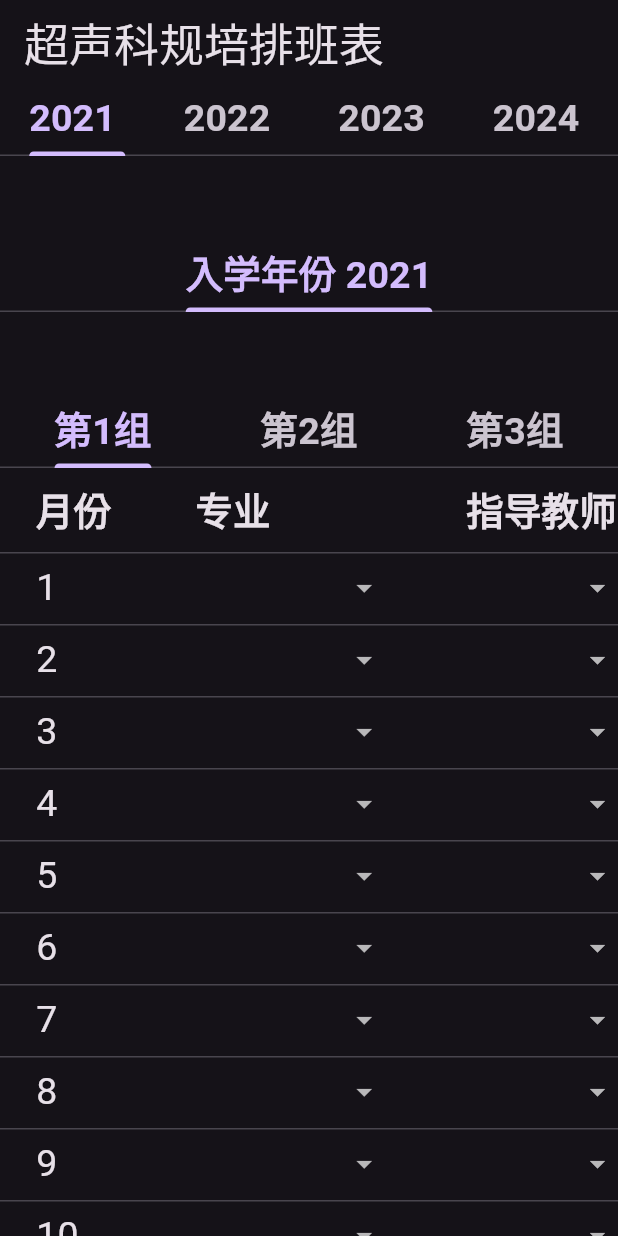
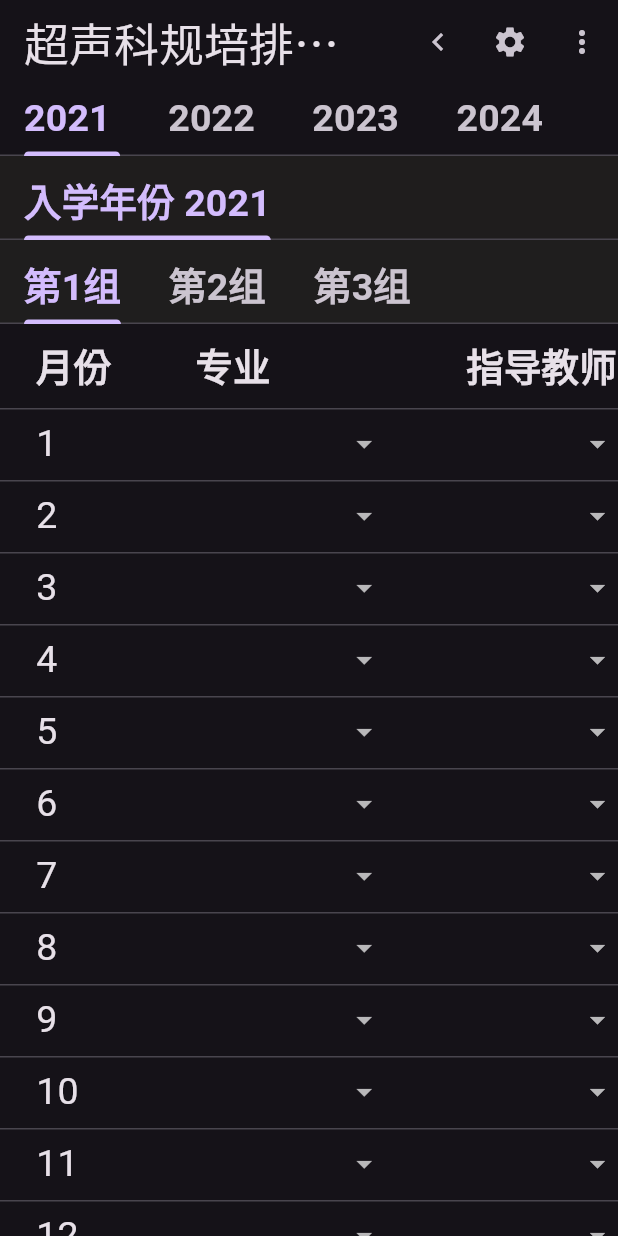
Before and after one commit to xinxinxin312/schedule_flutter, a Flutter app: the screen it shows after launch, on a phone screen of 412 x 824 dp. Run offline on Flutter 3.47's test engine with Material 3 defaults, Android fonts, the phone set to English and light mode, and no system bars; our stand-ins replace hive, hive_flutter; accounts and stored records are empty.

Commit message:
reorgnized the files and changed the UI a little bit

```diff
--- /dev/null
+++ b/lib/app_bar.dart
@@ -0,0 +1,55 @@
+import 'package:flutter/material.dart';
+
+class MyAppBar extends AppBar implements PreferredSizeWidget {
+  MyAppBar({super.key, super.title, super.bottom})
+      : super(
+          actions: [
+            IconButton(
+              icon: const Icon(
+                  Icons.navigate_before), // come back from settings page
+              onPressed: () {
+                // Navigation button pressed
+                // Implement your navigation logic here
+                //TODO
+              },
+            ),
+            IconButton(
+              icon: const Icon(Icons.settings),
+              onPressed: () {
+                // Settings button pressed
+                // Implement your settings logic here
+                //TODO
+              },
+            ),
+            // Modified export dropdown button
+            const ExportPopupMenuButton(),
+          ],
+        );
+}
+class ExportPopupMenuButton extends StatelessWidget {
+  const ExportPopupMenuButton({super.key});
+
+  @override
+  Widget build(BuildContext context) {
+    return PopupMenuButton<String>(
+      itemBuilder: (BuildContext context) => <PopupMenuEntry<String>>[
+        const PopupMenuItem<String>(
+          value: 'export',
+          child: Text('Export'),
+        ),
+        const PopupMenuItem<String>(
+          value: 'export_all',
+          child: Text('Export All'),
+        ),
+      ],
+      onSelected: (String value) {
+        // Handle export actions
+        if (value == 'export') {
+          // Implement export logic for single item
+        } else if (value == 'export_all') {
+          // Implement export logic for all items
+        }
+      },
+    );
+  }
+}
--- a/lib/database.dart
+++ b/lib/database.dart
@@ -1,6 +1,7 @@
-import 'package:scheduling/group.dart';
+import 'package:scheduling/models/group.dart';
 // import 'package:scheduling/student.dart';
-import 'package:scheduling/teacher.dart';
+import 'package:scheduling/models/teacher.dart';
+import 'package:scheduling/models/subject.dart';
 
 class Database {
   // static List<Student> students = [
--- a/lib/main.dart
+++ b/lib/main.dart
@@ -1,9 +1,8 @@
 import 'package:flutter/material.dart';
 import 'package:hive_flutter/hive_flutter.dart';
 import 'package:scheduling/database.dart';
-import 'package:scheduling/group.dart';
-
-import 'tab_view.dart';
+import 'package:scheduling/models/group.dart';
+import 'package:scheduling/screens/home_screen.dart';
 
 void main() async {
   await Hive.initFlutter();
@@ -16,7 +15,6 @@ void main() async {
       await Hive.openBox<String>("$year${groupId}teacherBox");
     }
   }
-
   runApp(const MyApp());
 }
 
@@ -27,23 +25,9 @@ class MyApp extends StatelessWidget {
   @override
   Widget build(BuildContext context) {
     return MaterialApp(
+      debugShowCheckedModeBanner: false,
       title: 'Flutter Demo',
       theme: ThemeData(
-        // This is the theme of your application.
-        //
-        // TRY THIS: Try running your application with "flutter run". You'll see
-        // the application has a purple toolbar. Then, without quitting the app,
-        // try changing the seedColor in the colorScheme below to Colors.green
-        // and then invoke "hot reload" (save your changes or press the "hot
-        // reload" button in a Flutter-supported IDE, or press "r" if you used
-        // the command line to start the app).
-        //
-        // Notice that the counter didn't reset back to zero; the application
-        // state is not lost during the reload. To reset the state, use hot
-        // restart instead.
-        //
-        // This works for code too, not just values: Most code changes can be
-        // tested with just a hot reload.
         colorScheme: ColorScheme.fromSeed(
           seedColor: Colors.deepPurple,
           brightness: Brightness.dark,
@@ -71,7 +55,7 @@ class MyApp extends StatelessWidget {
         ),
         useMaterial3: true,
       ),
-      home: const TabByYear(),
+      home: const HomeScreen(),
     );
   }
 }
--- a/lib/student.dart
+++ b/lib/models/student.dart
@@ -3,5 +3,4 @@ class Student {
   final String name;
   final int groupNumber;
   const Student(this.startYear, this.name, this.groupNumber);
-
 }
--- a/lib/teacher.dart
+++ b/lib/models/subject.dart
@@ -1,10 +1,4 @@
-class Teacher {
-  final String name;
-  final List<Subject> subjects;
-  Teacher(this.name, List<Subject> subjects) : subjects = List.from(subjects)..add(Subject.empty);
-}
-
-enum Subject {
+enum Subject { // TODO replace with id and name
   belly,
   heart,
   emergency,
--- a/lib/tab_view.dart
+++ b/lib/screens/home_screen.dart
@@ -1,29 +1,31 @@
 import 'package:flutter/material.dart';
-import 'package:scheduling/data_table.dart';
+import 'package:scheduling/app_bar.dart';
+import 'package:scheduling/widgets/data_table.dart';
 import 'package:scheduling/database.dart';
-import 'package:scheduling/group.dart';
-import 'package:scheduling/schedule_table.dart';
+import 'package:scheduling/models/group.dart';
 
-class TabByYear extends StatelessWidget {
-  const TabByYear({super.key});
+class HomeScreen extends StatelessWidget {
+  const HomeScreen({super.key});
   final List<int> years = const [2021, 2022, 2023, 2024];
 
   @override
   Widget build(BuildContext context) {
-    //final List<PlutoGridExamplePage> pages = [];
-    final List<NestedTab1> subTabs = [];
+    final List<TabByStartYear> subTabs = [];
+    /// tabs by year
     final List<Tab> tabs = [];
 
     for (int year in years) {
       tabs.add(Tab(text: "$year "));
-      subTabs.add(NestedTab1(year));
+      subTabs.add(TabByStartYear(year));
     }
     return DefaultTabController(
       length: tabs.length,
       child: Scaffold(
-        appBar: AppBar(
+        appBar: MyAppBar(
           bottom: TabBar(
             tabs: tabs,
+            isScrollable: true,
+            tabAlignment: TabAlignment.start,
           ),
           title: const Text('超声科规培排班表'),
         ),
@@ -37,14 +39,14 @@ class TabByYear extends StatelessWidget {
 
 final List<Group> groups = Database.groups;
 
-class NestedTab1 extends StatelessWidget {
+class TabByStartYear extends StatelessWidget {
   final int year;
-  const NestedTab1(this.year, {super.key});
+  const TabByStartYear(this.year, {super.key});
 
   @override
   Widget build(BuildContext context) {
     final List<Tab> tabs = [];
-    final List<NestedTab2> subTabs = [];
+    final List<TabByGroup> subTabs = [];
     final List<int> uniqueStartYears =
         groups.map((group) => group.startYear).toSet().toList();
 
@@ -53,17 +55,24 @@ class NestedTab1 extends StatelessWidget {
         tabs.add(Tab(text: '入学年份 $startYear'));
         List<Group> filteredGroups =
             groups.where((group) => group.startYear == year).toList();
-        subTabs.add(NestedTab2(filteredGroups, year));
+        subTabs.add(TabByGroup(filteredGroups, year));
       }
     }
     return DefaultTabController(
       length: tabs.length, // Number of nested tabs
       child: Scaffold(
         appBar: AppBar(
-          //title: const Text('Nested Tab 1'),
-          bottom: TabBar(
-            tabs: tabs,
+          flexibleSpace: Column(
+            mainAxisAlignment: MainAxisAlignment.end,
+            children: [
+              TabBar(
+                tabs: tabs,
+                isScrollable: true,
+                tabAlignment: TabAlignment.start,
+              ),
+            ],
           ),
+          backgroundColor: const Color.fromARGB(255, 31, 29, 29),
         ),
         body: TabBarView(
           children: subTabs,
@@ -73,10 +82,10 @@ class NestedTab1 extends StatelessWidget {
   }
 }
 
-class NestedTab2 extends StatelessWidget {
+class TabByGroup extends StatelessWidget {
   final List<Group> groups;
   final int year;
-  const NestedTab2(this.groups, this.year, {super.key});
+  const TabByGroup(this.groups, this.year, {super.key});
 
   @override
   Widget build(BuildContext context) {
@@ -91,10 +100,17 @@ class NestedTab2 extends StatelessWidget {
         length: tabs.length, // Number of nested tabs
         child: Scaffold(
           appBar: AppBar(
-            // title: const Text('Nested Tab 1'),
-            bottom: TabBar(
-              tabs: tabs,
+            flexibleSpace: Column(
+              mainAxisAlignment: MainAxisAlignment.end,
+              children: [
+                TabBar(
+                  tabs: tabs,
+                  isScrollable: true,
+                  tabAlignment: TabAlignment.start,
+                ),
+              ],
             ),
+            backgroundColor: const Color.fromARGB(255, 31, 30, 30),
           ),
           body: SingleChildScrollView(
             child: SizedBox(
--- a/lib/data_table.dart
+++ b/lib/widgets/data_table.dart
@@ -1,7 +1,7 @@
 import 'package:flutter/material.dart';
 import 'package:scheduling/database.dart';
-import 'package:scheduling/group.dart';
-import 'package:scheduling/teacher.dart';
+import 'package:scheduling/models/group.dart';
+import 'package:scheduling/models/subject.dart';
 
 import 'package:hive/hive.dart';
 import 'package:hive_flutter/hive_flutter.dart';
@@ -125,20 +125,17 @@ class MyDataTableState extends State<MyDataTable> {
       value = "";
     }
     optionSet.add("");
-    print("optionSet: $optionSet");
+    //print("optionSet: $optionSet");
     return DataCell(
       DropdownButton<String>(
         value: value,
         onChanged: (String? newValue) {
           setState(() {
-            // selectedItem[rowIndex][colIndex] = newValue ?? "";
             if (colIndex == 1 && newValue != null) {
               subjectBox.put(rowIndex + 1, newValue);
             } else if (colIndex == 2 && newValue != null) {
               teacherBox.put(rowIndex + 1, newValue);
             }
-            // print(
-            //     "update cell value: row$rowIndex col$colIndex = ${selectedItem[rowIndex][colIndex]}");
           });
         },
         items: optionSet.map<DropdownMenuItem<String>>((String value) {
```
Also changed, not shown: lib/deprecated/schedule_table.dart (added, +133 -0 lines), lib/models/teacher.dart (added, +7 -0 lines), lib/schedule_row.dart (deleted, +0 -9 lines), lib/schedule_table.dart (deleted, +0 -133 lines), lib/deprecated/main_sample.dart (renamed from lib/main_sample.dart), lib/models/group.dart (renamed from lib/group.dart).
